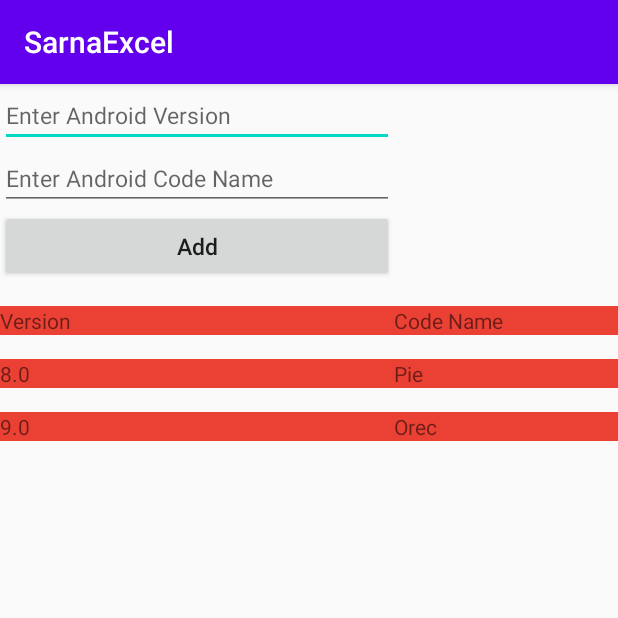
After one commit to piotrSarna1991/SarnaExcel, an Android app: the TableActivity screen opened directly, with no data from a screen before it, on a phone screen of 412 x 824 dp, the top half of it. The commit adds this screen. Run offline under Robolectric (Android 15) with nearby library versions, the phone set to English and light mode, and no system bars.

Commit message:
add TableActivity.kt

```diff
--- a/app/build.gradle
+++ b/app/build.gradle
@@ -30,6 +30,7 @@ dependencies {
     implementation 'androidx.core:core-ktx:1.3.0'
     implementation 'androidx.appcompat:appcompat:1.1.0'
     implementation 'androidx.constraintlayout:constraintlayout:1.1.3'
+    implementation 'com.google.android.material:material:1.1.0'
     testImplementation 'junit:junit:4.12'
     androidTestImplementation 'androidx.test.ext:junit:1.1.1'
     androidTestImplementation 'androidx.test.espresso:espresso-core:3.2.0'
--- a/app/src/main/AndroidManifest.xml
+++ b/app/src/main/AndroidManifest.xml
@@ -18,6 +18,8 @@
         </activity>
         <activity android:name=".LoginActivity"></activity>
         <activity android:name=".MenuActivity"></activity>
+        <activity android:name=".TableActivity"></activity>
+
     </application>
 
 </manifest>
--- a/app/src/main/java/com/example/sarnaexcel/LoginActivity.kt
+++ b/app/src/main/java/com/example/sarnaexcel/LoginActivity.kt
@@ -41,7 +41,7 @@ class LoginActivity : AppCompatActivity() {
 
                 // else if successful
                 Log.d("LoginActivity", "Successfully log in")
-                val intent = Intent(this, MenuActivity::class.java)
+                val intent = Intent(this, TableActivity::class.java)
                 startActivity(intent)
             }.addOnFailureListener {
                 Log.d("LoginActivity", "Wrong email or password: ${it.message}")
--- /dev/null
+++ b/app/src/main/res/layout/activity_table.xml
@@ -0,0 +1,97 @@
+<?xml version="1.0" encoding="utf-8"?>
+<TableLayout xmlns:android="http://schemas.android.com/apk/res/android"
+    android:id="@+id/table1"
+    android:layout_width="match_parent"
+    android:layout_height="match_parent"
+    android:orientation="vertical"
+    android:stretchColumns="0,1" >
+
+    <TableRow >
+        <EditText
+            android:inputType="numberDecimal"
+            android:id="@+id/et1"
+            android:layout_width="match_parent"
+            android:layout_height="match_parent"
+            android:textSize="15dp"
+            android:hint="Enter Android Version"
+            />
+    </TableRow>
+
+    <TableRow >
+        <EditText
+            android:inputType="text"
+            android:id="@+id/et2"
+            android:layout_width="match_parent"
+            android:layout_height="match_parent"
+            android:textSize="15dp"
+            android:hint="Enter Android Code Name"
+            />
+    </TableRow>
+
+    <TableRow >
+        <Button
+            android:id="@+id/btn"
+            android:layout_width="match_parent"
+            android:layout_height="match_parent"
+            android:textSize="15dp"
+            android:inputType="text"
+            android:text="Add"
+            android:onClick="addRow"
+            />
+    </TableRow>
+
+    <TableRow>
+        <TextView
+            android:layout_width="match_parent"
+            android:layout_height="wrap_content"
+            android:text="Version"
+            android:background="#eb4034"
+            android:layout_marginTop="16dp"/>
+        android:layout_marginBottom="16dp"/>
+
+        <TextView
+            android:layout_width="match_parent"
+            android:layout_height="wrap_content"
+            android:text="Code Name"
+            android:background="#eb4034"
+            android:layout_marginTop="16dp"/>
+        android:layout_marginBottom="16dp"/>
+
+    </TableRow>
+
+    <TableRow>
+        <TextView
+            android:id="@+id/version"
+            android:layout_width="match_parent"
+            android:layout_height="wrap_content"
+            android:text="8.0"
+            android:background="#eb4034"
+            android:layout_marginTop="16dp"/>
+
+        <TextView
+            android:layout_width="match_parent"
+            android:layout_height="wrap_content"
+            android:text="Pie"
+            android:background="#eb4034"
+            android:layout_marginTop="16dp"/>
+
+    </TableRow>
+
+    <TableRow>
+        <TextView
+            android:layout_width="match_parent"
+            android:layout_height="wrap_content"
+            android:text="9.0"
+            android:background="#eb4034"
+            android:layout_marginTop="16dp"/>
+
+        <TextView
+            android:layout_width="match_parent"
+            android:layout_height="wrap_content"
+            android:text="Orec"
+            android:background="#eb4034"
+            android:layout_marginTop="16dp"/>
+
+    </TableRow>
+
+</TableLayout>
--- a/app/src/main/res/values/strings.xml
+++ b/app/src/main/res/values/strings.xml
@@ -1,3 +1,6 @@
 <resources>
     <string name="app_name">SarnaExcel</string>
+    <string name="monday">Monday</string>
+    <string name="tuesday">Tuesday</string>
+    <string name="wednesday">Wednesday</string>
 </resources>
```
Also changed, not shown: app/src/main/java/com/example/sarnaexcel/TableActivity.kt (added, +42 -0 lines), app/src/main/res/layout/activity_menu.xml (+28 -12 lines), 1 other file.
